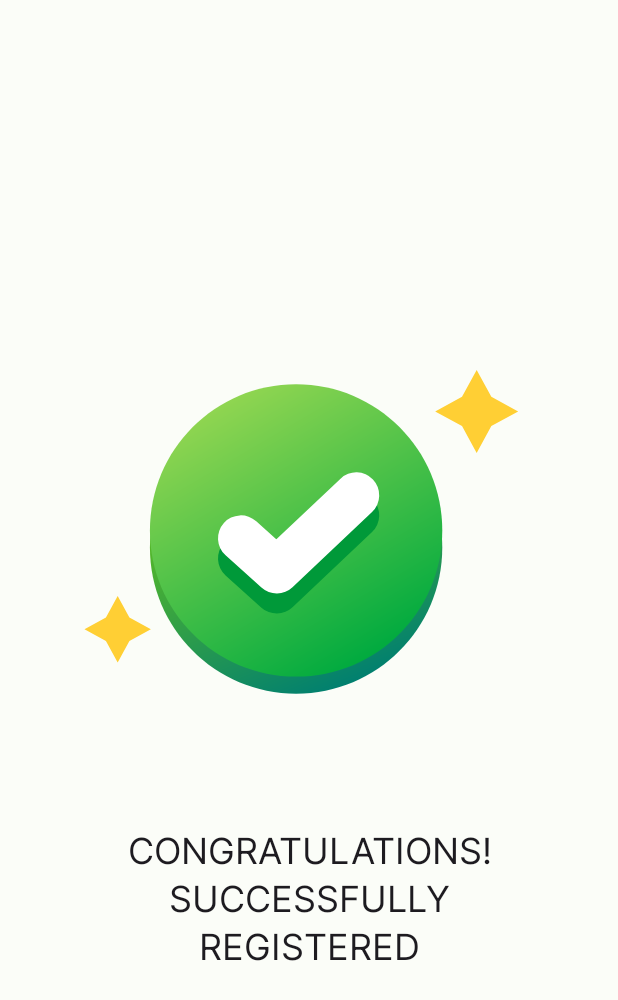
After one commit to aslansari/hypocoin, an Android app: the layout dialog_result.xml on its own in the app's theme, with its tools: preview values and no code run, on a phone screen of 412 x 824 dp. The commit adds this screen. Shown: the top 1000 px of the screen. Run offline under Robolectric (Android 15) with nearby library versions, the phone set to English and light mode, and no system bars.

Commit message:
feat: add register success page

```diff
--- a/app/build.gradle
+++ b/app/build.gradle
@@ -90,4 +90,7 @@ dependencies {
     implementation "androidx.room:room-rxjava3:$room_version"
     testImplementation "androidx.room:room-testing:$room_version"
 
+    // UI
+    def lottieVersion = "5.2.0"
+    implementation "com.airbnb.android:lottie:$lottieVersion"
 }
--- a/app/src/main/java/com/aslansari/hypocoin/register/RegisterResultFragment.kt
+++ b/app/src/main/java/com/aslansari/hypocoin/register/RegisterResultFragment.kt
@@ -89,7 +89,10 @@ class RegisterResultFragment : BaseDialogFragment() {
         registerViewModel.registerResultUIStateLiveData.observe(viewLifecycleOwner) {
             when (it.error) {
                 RegisterResultStatus.SUCCESS -> {
-                    Toast.makeText(requireContext(), "register success", Toast.LENGTH_LONG).show()
+                    val direction = RegisterResultFragmentDirections.registerSuccess(
+                        message = getString(R.string.register_success),
+                    )
+                    findNavController().navigate(direction)
                 }
                 else -> {
                     Toast.makeText(requireContext(), it.error.name, Toast.LENGTH_LONG).show()
--- /dev/null
+++ b/app/src/main/res/layout/dialog_result.xml
@@ -0,0 +1,44 @@
+<?xml version="1.0" encoding="utf-8"?>
+<layout xmlns:app="http://schemas.android.com/apk/res-auto"
+    xmlns:tools="http://schemas.android.com/tools">
+
+    <data>
+
+        <variable
+            name="message"
+            type="String" />
+
+    </data>
+
+    <androidx.constraintlayout.widget.ConstraintLayout xmlns:android="http://schemas.android.com/apk/res/android"
+        android:layout_width="match_parent"
+        android:layout_height="match_parent">
+
+        <com.airbnb.lottie.LottieAnimationView
+            android:id="@+id/lottieAnimation"
+            android:layout_width="300dp"
+            android:layout_height="300dp"
+            app:layout_constraintBottom_toBottomOf="parent"
+            app:layout_constraintEnd_toEndOf="parent"
+            app:layout_constraintStart_toStartOf="parent"
+            app:layout_constraintTop_toTopOf="parent"
+            app:layout_constraintVertical_bias="0.4"
+            app:lottie_autoPlay="true"
+            app:lottie_loop="false"
+            app:lottie_rawRes="@raw/success" />
+
+        <TextView
+            android:id="@+id/resultMessage"
+            android:layout_width="0dp"
+            android:layout_height="wrap_content"
+            android:layout_margin="40dp"
+            android:gravity="center"
+            android:text="@{message}"
+            android:textAllCaps="true"
+            android:textAppearance="?attr/textAppearanceHeadlineSmall"
+            app:layout_constraintEnd_toEndOf="parent"
+            app:layout_constraintStart_toStartOf="parent"
+            app:layout_constraintTop_toBottomOf="@+id/lottieAnimation"
+            tools:text="congratulations! Successfully registered" />
+    </androidx.constraintlayout.widget.ConstraintLayout>
+</layout>
--- a/app/src/main/res/values/strings.xml
+++ b/app/src/main/res/values/strings.xml
@@ -24,4 +24,5 @@
     <string name="continue_str">Continue</string>
     <string name="continue_with_google">Continue With Google</string>
     <string name="content_desc_hypocoin_icon">Hypocoin application icon</string>
+    <string name="register_success">SUCCESSFULLY REGISTERED</string>
 </resources>
```
Also changed, not shown: app/src/main/java/com/aslansari/hypocoin/register/RegisterUseCase.kt (+5 -6 lines), app/src/main/java/com/aslansari/hypocoin/register/RegisterViewModel.kt (+5 -6 lines), app/src/main/java/com/aslansari/hypocoin/repository/AccountRepository.kt (+10 -18 lines), app/src/main/java/com/aslansari/hypocoin/ui/ResultDialog.kt (added, +49 -0 lines), app/src/main/res/navigation/nav_main.xml (+13 -0 lines), app/src/main/res/raw/success.json (added, +1 -0 lines).
